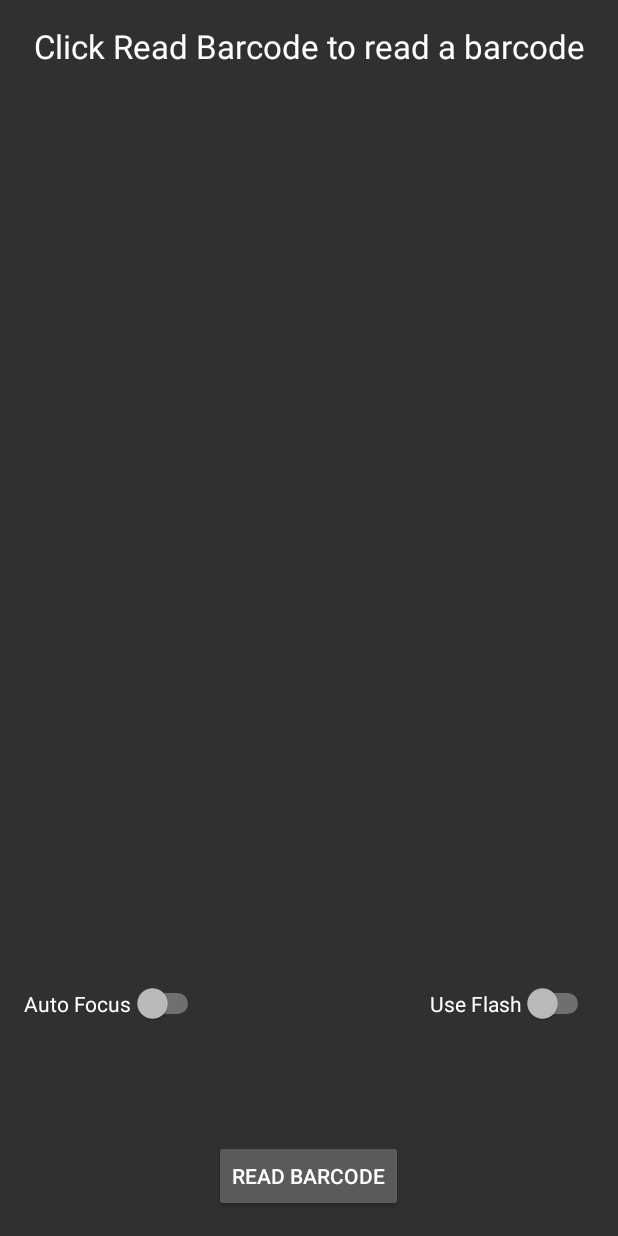
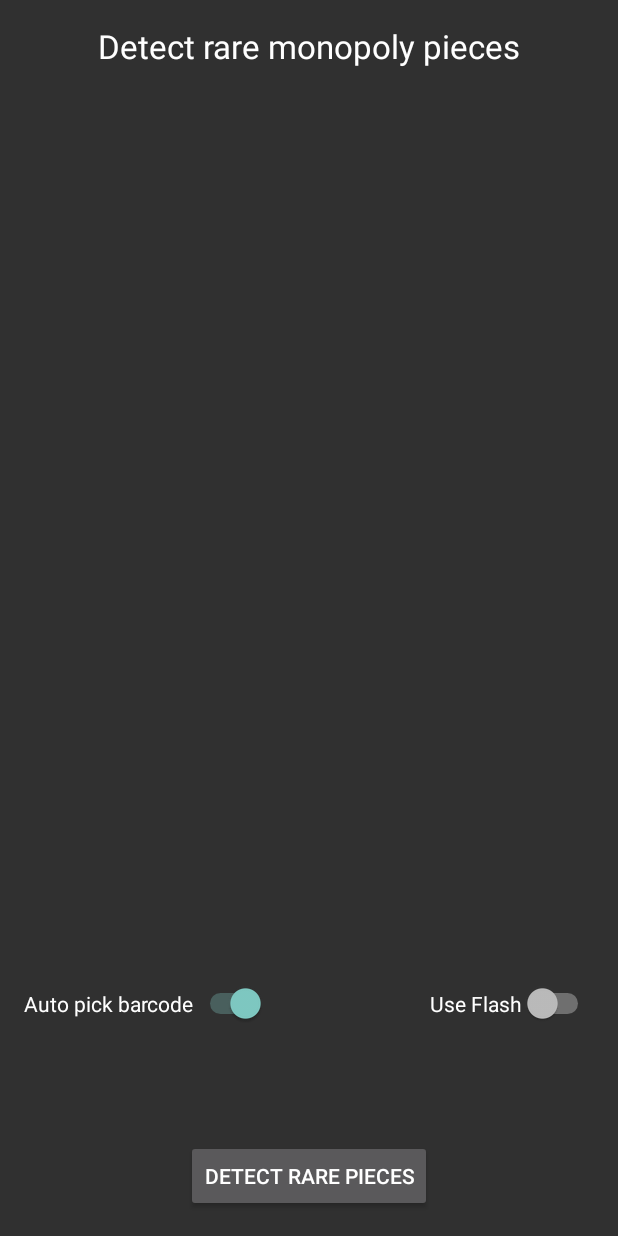
Before and after one commit to ryanobjc/MonopolyQRSCanner, an Android app: the screen it shows after launch (MainActivity), on a phone screen of 412 x 824 dp. Run offline under Robolectric (Android 15) with nearby library versions, the phone set to English and light mode, and no system bars.

Commit message:
Simple rare piece detector for the 2018 safeway monopoly game

```diff
--- a/app/src/main/AndroidManifest.xml
+++ b/app/src/main/AndroidManifest.xml
@@ -12,7 +12,7 @@
         android:fullBackupContent="false"
         android:hardwareAccelerated="true"
         android:icon="@drawable/icon"
-        android:label="MultiTrackerApp"
+        android:label="MonopolyQRScanner"
         android:supportsRtl = "true"
         android:theme="@style/Theme.AppCompat" >
         <meta-data
--- a/app/src/main/java/com/google/android/gms/samples/vision/barcodereader/MainActivity.java
+++ b/app/src/main/java/com/google/android/gms/samples/vision/barcodereader/MainActivity.java
@@ -27,6 +27,8 @@ import android.widget.TextView;
 import com.google.android.gms.common.api.CommonStatusCodes;
 import com.google.android.gms.vision.barcode.Barcode;
 
+import java.util.List;
+
 /**
  * Main activity demonstrating how to pass extra parameters to an activity that
  * reads barcodes.
@@ -34,8 +36,8 @@ import com.google.android.gms.vision.barcode.Barcode;
 public class MainActivity extends Activity implements View.OnClickListener {
 
     // use a compound button so either checkbox or switch widgets work.
-    private CompoundButton autoFocus;
     private CompoundButton useFlash;
+    private CompoundButton autoDetect;
     private TextView statusMessage;
     private TextView barcodeValue;
 
@@ -50,8 +52,8 @@ public class MainActivity extends Activity implements View.OnClickListener {
         statusMessage = (TextView)findViewById(R.id.status_message);
         barcodeValue = (TextView)findViewById(R.id.barcode_value);
 
-        autoFocus = (CompoundButton) findViewById(R.id.auto_focus);
         useFlash = (CompoundButton) findViewById(R.id.use_flash);
+        autoDetect = (CompoundButton) findViewById(R.id.auto_pick);
 
         findViewById(R.id.read_barcode).setOnClickListener(this);
     }
@@ -66,7 +68,7 @@ public class MainActivity extends Activity implements View.OnClickListener {
         if (v.getId() == R.id.read_barcode) {
             // launch barcode activity.
             Intent intent = new Intent(this, BarcodeCaptureActivity.class);
-            intent.putExtra(BarcodeCaptureActivity.AutoFocus, autoFocus.isChecked());
+            intent.putExtra(BarcodeCaptureActivity.AutoDetect, autoDetect.isChecked());
             intent.putExtra(BarcodeCaptureActivity.UseFlash, useFlash.isChecked());
 
             startActivityForResult(intent, RC_BARCODE_CAPTURE);
@@ -103,7 +105,22 @@ public class MainActivity extends Activity implements View.OnClickListener {
                 if (data != null) {
                     Barcode barcode = data.getParcelableExtra(BarcodeCaptureActivity.BarcodeObject);
                     statusMessage.setText(R.string.barcode_success);
-                    barcodeValue.setText(barcode.displayValue);
+
+                    if (barcode.displayValue.length() % 3 == 0) {
+
+                        List<String> rarePieces = MonopolyPieces.findRarePieces(barcode.displayValue);
+                        if (rarePieces.isEmpty()) {
+                            barcodeValue.setText("No rare pieces\n" + barcode.displayValue);
+                        } else {
+                            StringBuilder pieces = new StringBuilder();
+                            for( String piece : rarePieces) {
+                                pieces.append(piece).append(" ");
+                            }
+                            barcodeValue.setText("Rare piece: " + pieces + "\n" + barcode.displayValue);
+                        }
+                    } else {
+                        barcodeValue.setText(barcode.displayValue);
+                    }
                     Log.d(TAG, "Barcode read: " + barcode.displayValue);
                 } else {
                     statusMessage.setText(R.string.barcode_failure);
--- a/app/src/main/res/layout-land-v17/activity_main.xml
+++ b/app/src/main/res/layout-land-v17/activity_main.xml
@@ -38,19 +38,19 @@
     <Switch
         android:layout_width="wrap_content"
         android:layout_height="wrap_content"
-        android:text="@string/auto_focus"
-        android:id="@+id/auto_focus"
+        android:text="@string/auto_pick"
+        android:id="@+id/auto_pick"
         android:layout_above="@+id/read_barcode"
         android:layout_alignParentStart="true"
         android:layout_marginBottom="77dp"
-        android:checked="false" />
+        android:checked="true" />
 
     <Switch
         android:layout_width="wrap_content"
         android:layout_height="wrap_content"
         android:text="@string/use_flash"
         android:id="@+id/use_flash"
-        android:layout_alignTop="@+id/auto_focus"
+        android:layout_alignTop="@+id/auto_pick"
         android:layout_alignEnd="@+id/barcode_value"
         android:checked="false" />
 
--- a/app/src/main/res/layout-land/activity_main.xml
+++ b/app/src/main/res/layout-land/activity_main.xml
@@ -40,20 +40,20 @@
     <CheckBox
         android:layout_width="wrap_content"
         android:layout_height="wrap_content"
-        android:text="@string/auto_focus"
-        android:id="@+id/auto_focus"
+        android:text="@string/auto_pick"
+        android:id="@+id/auto_pick"
         android:layout_above="@+id/read_barcode"
         android:layout_alignParentLeft="true"
         android:layout_alignParentStart="true"
         android:layout_marginBottom="77dp"
-        android:checked="false" />
+        android:checked="true" />
 
     <CheckBox
         android:layout_width="wrap_content"
         android:layout_height="wrap_content"
         android:text="@string/use_flash"
         android:id="@+id/use_flash"
-        android:layout_alignTop="@+id/auto_focus"
+        android:layout_alignTop="@+id/auto_pick"
         android:layout_alignRight="@+id/barcode_value"
         android:layout_alignEnd="@+id/barcode_value"
         android:checked="false" />
--- a/app/src/main/res/layout-v17/activity_main.xml
+++ b/app/src/main/res/layout-v17/activity_main.xml
@@ -38,19 +38,19 @@
     <Switch
         android:layout_width="wrap_content"
         android:layout_height="wrap_content"
-        android:text="@string/auto_focus"
-        android:id="@+id/auto_focus"
+        android:text="@string/auto_pick"
+        android:id="@+id/auto_pick"
         android:layout_above="@+id/read_barcode"
         android:layout_alignParentStart="true"
         android:layout_marginBottom="77dp"
-        android:checked="false" />
+        android:checked="true" />
 
     <Switch
         android:layout_width="wrap_content"
         android:layout_height="wrap_content"
         android:text="@string/use_flash"
         android:id="@+id/use_flash"
-        android:layout_alignTop="@+id/auto_focus"
+        android:layout_alignTop="@+id/auto_pick"
         android:layout_alignEnd="@+id/barcode_value"
         android:checked="false" />
 
--- a/app/src/main/res/layout/activity_main.xml
+++ b/app/src/main/res/layout/activity_main.xml
@@ -40,20 +40,20 @@
     <CheckBox
         android:layout_width="wrap_content"
         android:layout_height="wrap_content"
-        android:text="@string/auto_focus"
-        android:id="@+id/auto_focus"
+        android:text="@string/auto_pick"
+        android:id="@+id/auto_pick"
         android:layout_below="@+id/barcode_value"
         android:layout_alignParentLeft="true"
         android:layout_alignParentStart="true"
         android:layout_marginTop="66dp"
-        android:checked="false" />
+        android:checked="true" />
 
     <CheckBox
         android:layout_width="wrap_content"
         android:layout_height="wrap_content"
         android:text="@string/use_flash"
         android:id="@+id/use_flash"
-        android:layout_alignTop="@+id/auto_focus"
+        android:layout_alignTop="@+id/auto_pick"
         android:layout_alignParentRight="true"
         android:layout_alignParentEnd="true"
         android:checked="false" />
--- a/app/src/main/res/values/strings.xml
+++ b/app/src/main/res/values/strings.xml
@@ -4,10 +4,11 @@
     <string name="permission_camera_rationale">Access to the camera is needed for detection</string>
     <string name="no_camera_permission">This application cannot run because it does not have the camera permission.  The application will now exit.</string>
     <string name="low_storage_error">Face detector dependencies cannot be downloaded due to low device storage</string>
-    <string name="title_activity_main">Barcode Reader Sample</string>
-    <string name="barcode_header">Click &quot;Read Barcode&quot; to read a barcode</string>
-    <string name="read_barcode">Read Barcode</string>
+    <string name="title_activity_main">Safeway Monopoly Scanner</string>
+    <string name="barcode_header">Detect rare monopoly pieces</string>
+    <string name="read_barcode">Detect Rare Pieces</string>
     <string name="auto_focus">Auto Focus</string>
+    <string name="auto_pick">Auto pick barcode</string>
     <string name="use_flash">Use Flash</string>
     <string name="barcode_success">Barcode read successfully</string>
     <string name="barcode_failure">No barcode captured</string>
--- a/build.gradle
+++ b/build.gradle
@@ -2,10 +2,11 @@
 
 buildscript {
     repositories {
+        google()
         jcenter()
     }
     dependencies {
-        classpath 'com.android.tools.build:gradle:2.1.3'
+        classpath 'com.android.tools.build:gradle:3.1.2'
 
         // NOTE: Do not place your application dependencies here; they belong
         // in the individual module build.gradle files
@@ -14,6 +15,7 @@ buildscript {
 
 allprojects {
     repositories {
+        google()
         jcenter()
     }
 }
--- a/gradle.properties
+++ b/gradle.properties
@@ -16,3 +16,4 @@
 # This option should only be used with decoupled projects. More details, visit
 # http://www.gradle.org/docs/current/userguide/multi_project_builds.html#sec:decoupled_projects
 # org.gradle.parallel=true
+org.gradle.jvmargs=-Xmx1536m
```
Also changed, not shown: app/build.gradle (+12 -8 lines), app/src/main/java/com/google/android/gms/samples/vision/barcodereader/BarcodeCaptureActivity.java (+38 -10 lines), app/src/main/java/com/google/android/gms/samples/vision/barcodereader/MonopolyPieces.java (added, +78 -0 lines), gradle/wrapper/gradle-wrapper.properties.
